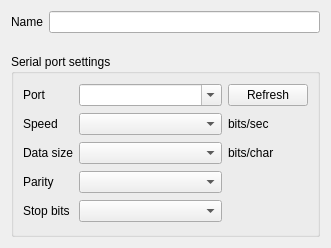
shaag7967/multiserialviewer, file src/multiserialviewer/ui_files/serialViewerSettings.ui: the form before one commit.
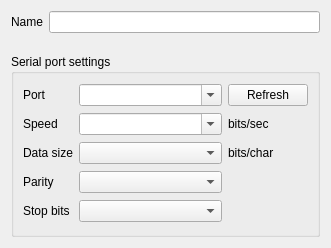
The form after the commit.

Commit message: made baudrate editable

The edit to the form file:
```diff
--- a/src/multiserialviewer/ui_files/serialViewerSettings.ui
+++ b/src/multiserialviewer/ui_files/serialViewerSettings.ui
@@ -144,7 +144,7 @@
       <item row="1" column="1">
        <widget class="QComboBox" name="cb_baudrate">
         <property name="editable">
-         <bool>false</bool>
+         <bool>true</bool>
         </property>
         <property name="maxCount">
          <number>20</number>
```
The commit also changes 1 other file.
